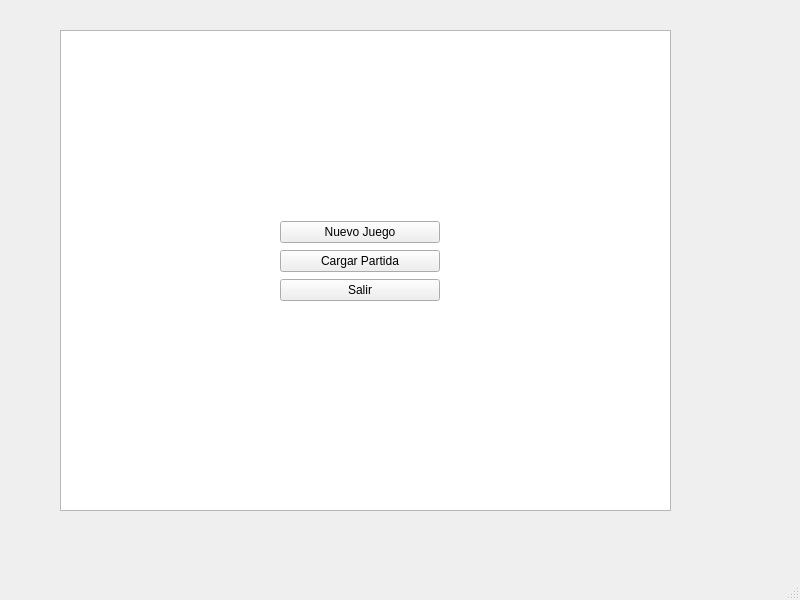
Old version of the form Codificación/LumiNosity/mainwindow.ui in the repository JuanDiegoCaMo/Final-Project.
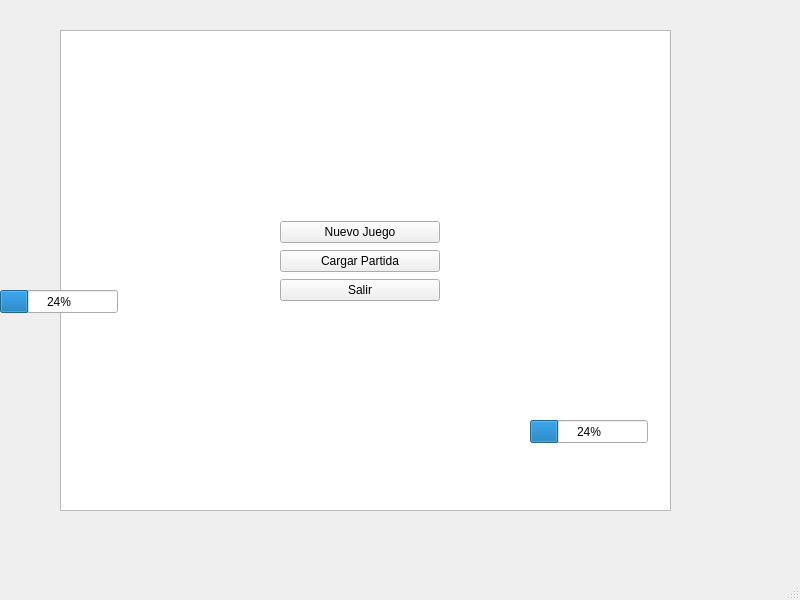
New version of the form.

The edit to the form file:
```diff
--- a/Codificación/LumiNosity/mainwindow.ui
+++ b/Codificación/LumiNosity/mainwindow.ui
@@ -57,6 +57,32 @@
      </item>
     </layout>
    </widget>
+   <widget class="QProgressBar" name="barCanon1">
+    <property name="geometry">
+     <rect>
+      <x>0</x>
+      <y>290</y>
+      <width>118</width>
+      <height>23</height>
+     </rect>
+    </property>
+    <property name="value">
+     <number>24</number>
+    </property>
+   </widget>
+   <widget class="QProgressBar" name="barCanon2">
+    <property name="geometry">
+     <rect>
+      <x>530</x>
+      <y>420</y>
+      <width>118</width>
+      <height>23</height>
+     </rect>
+    </property>
+    <property name="value">
+     <number>24</number>
+    </property>
+   </widget>
   </widget>
   <widget class="QMenuBar" name="menubar">
    <property name="geometry">
```
